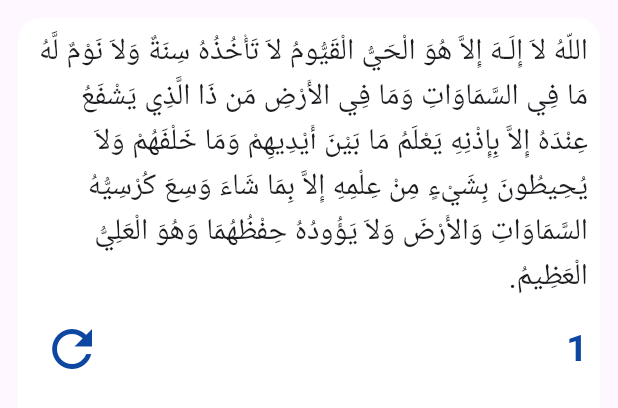
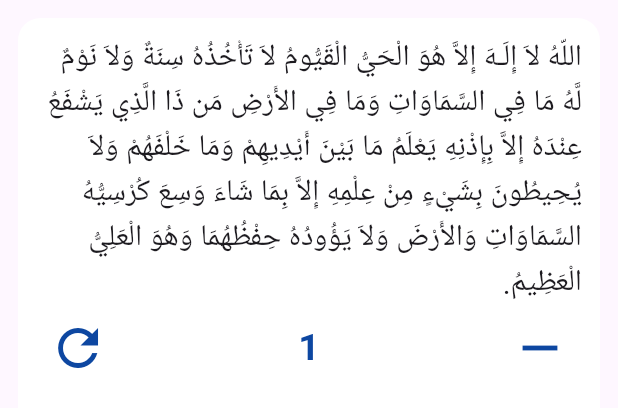
Before and after one commit to khaledshehata1997/prayer_app2, a Flutter app: the ZikrCard widget shown alone on an empty page, opened directly, on a phone screen of 412 x 824 dp. Shown: the top 408 px of the screen. Run offline on Flutter 3.47's test engine with Material 3 defaults, Android fonts, the phone set to English and light mode, and no system bars; our stand-ins replace adhan, animate_do, audio_video_progress_bar, audioplayers, awesome_dialog, bloc and 28 more; missing offline and left inert: arabic_numbers, dart:ffi, flutter_islamic_icons, flutter_qiblah, linear_progress_bar, pdfx; accounts and stored records are empty; Roboto replaces fonts that are missing (Almarai).

Commit message:
modify Azkar

```diff
--- a/lib/view/azkar/azkar_view.dart
+++ b/lib/view/azkar/azkar_view.dart
@@ -512,9 +512,9 @@ class _SabahState extends State<Sabah> {
                   ],
                 ),
               ),
-              SizedBox(
-                height: Get.height * 0.04,
-              ),
+              // SizedBox(
+              //   height: Get.height * 0.04,
+              // ),
               Stack(
                 alignment: Alignment.center,
                 children: [
--- a/lib/view/azkar/widget/zikr_card.dart
+++ b/lib/view/azkar/widget/zikr_card.dart
@@ -25,28 +25,18 @@ class _ZikrCardState extends State<ZikrCard> {
   Widget build(BuildContext context) {
 
 
-    return Padding(
-      padding: const EdgeInsets.all(12.0),
-      child: Container(
+    return  Container(
+      padding: const EdgeInsets.all(12),
+      margin: const EdgeInsets.all(12),
       decoration: BoxDecoration(
           color: Colors.white, borderRadius: BorderRadius.circular(15)),
-        child: InkWell(
-          onTap: (){
-            setState(() {
-              if(widget.counter >0){
-                widget.counter --;
-              }
-
-            });
-          },
-          child: Padding(
-            padding: const EdgeInsets.all(8.0),
-            child: Column(
+      child:  Column(
         children: [
           Text(
             widget.zkr,
             style: const TextStyle(
               fontSize: 20,
+
             ),
             textDirection: TextDirection.rtl,
           ),
@@ -59,9 +49,9 @@ class _ZikrCardState extends State<ZikrCard> {
                 });
               }, icon:  Icon(Icons.refresh,size: 40,
                 color: Colors.blue[900],)),
-                    SizedBox(
-                      height: Get.height * .08,
-                    ),
+              // SizedBox(
+              //   height: Get.height * .08,
+              // ),
               Text(
                 '${widget.counter}',
                 textDirection: TextDirection.rtl,
@@ -70,13 +60,21 @@ class _ZikrCardState extends State<ZikrCard> {
                     fontWeight: FontWeight.bold,
                     color: Colors.blue[900]),
               ),
+              IconButton(
+                  onPressed: (){
+                    setState(() {
+                      if(widget.counter >0){
+                        widget.counter --;
+                      }
+
+                    });
+                  }, icon:  Icon(Icons.remove,size: 40,
+                color: Colors.blue[900],))
+
             ],
           )
         ],
       ),
-          ),
-        ),
-      ),
     );
   }
 }
```
Lines whose indentation alone changed are shown as unchanged.
